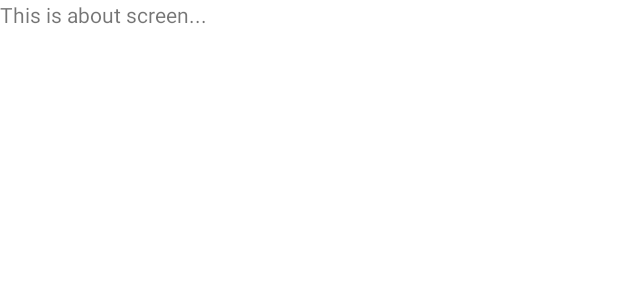
After one commit to sergeytutushkin/GitHubFinder, an Android app: the layout fragment_about.xml on its own in the app's theme, with its tools: preview values and no code run, on a phone screen of 412 x 824 dp. The commit adds this screen. Shown: the top 300 px of the screen. Run offline under Robolectric (Android 15) with nearby library versions, the phone set to English and light mode, and no system bars.

Commit message:
Created Fragments with ViewModels

```diff
--- /dev/null
+++ b/app/src/main/res/layout/fragment_about.xml
@@ -0,0 +1,13 @@
+<?xml version="1.0" encoding="utf-8"?>
+<FrameLayout xmlns:android="http://schemas.android.com/apk/res/android"
+    xmlns:tools="http://schemas.android.com/tools"
+    android:layout_width="match_parent"
+    android:layout_height="match_parent"
+    tools:context=".ui.about.AboutFragment">
+
+    <TextView
+        android:layout_width="match_parent"
+        android:layout_height="match_parent"
+        android:text="@string/text_about_fragment" />
+
+</FrameLayout>
--- a/app/src/main/res/values/strings.xml
+++ b/app/src/main/res/values/strings.xml
@@ -1,3 +1,4 @@
 <resources>
     <string name="app_name">GitHub Finder</string>
+    <string name="text_about_fragment">This is about screen...</string>
 </resources>
```
Also changed, not shown: app/build.gradle (+6 -1 lines), app/src/main/java/dev/tutushkin/githubfinder/ui/about/AboutFragment.kt (added, +13 -0 lines), app/src/main/java/dev/tutushkin/githubfinder/ui/search/view/SearchFragment.kt (added, +18 -0 lines), app/src/main/java/dev/tutushkin/githubfinder/ui/search/viewmodel/SearchViewModel.kt (added, +7 -0 lines), app/src/main/java/dev/tutushkin/githubfinder/ui/user/view/UserFragment.kt (added, +18 -0 lines), app/src/main/java/dev/tutushkin/githubfinder/ui/user/viewmodel/UserViewModel.kt (added, +7 -0 lines), app/src/main/res/layout/fragment_search.xml (added, +13 -0 lines), app/src/main/res/layout/fragment_user.xml (added, +13 -0 lines).
